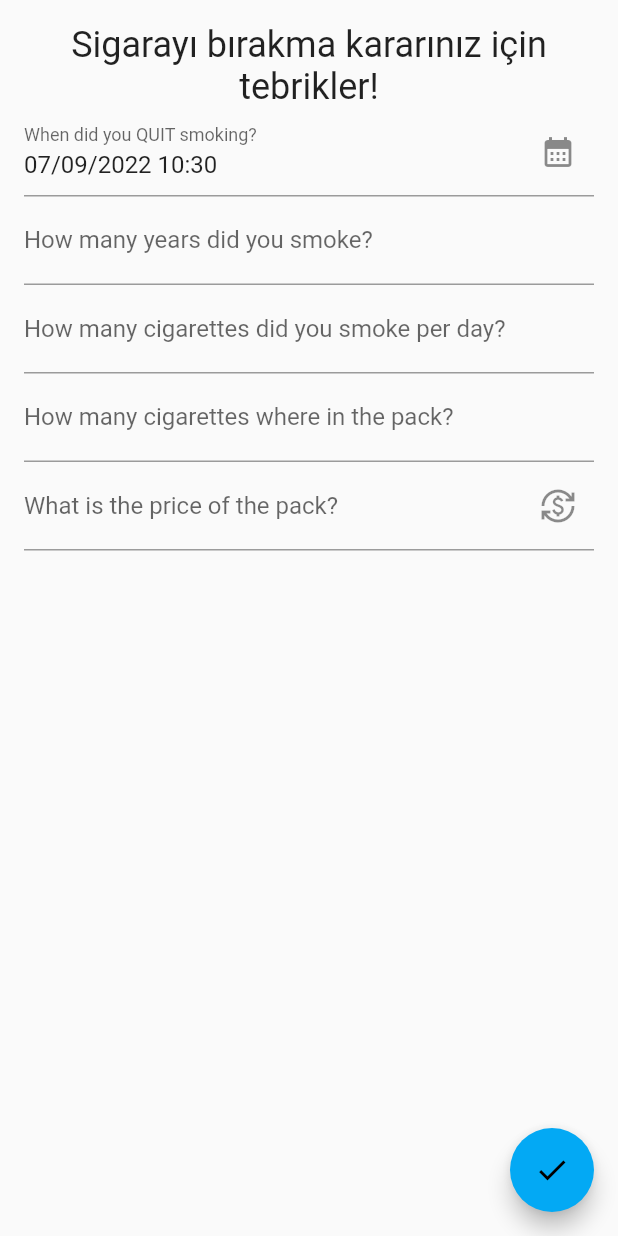
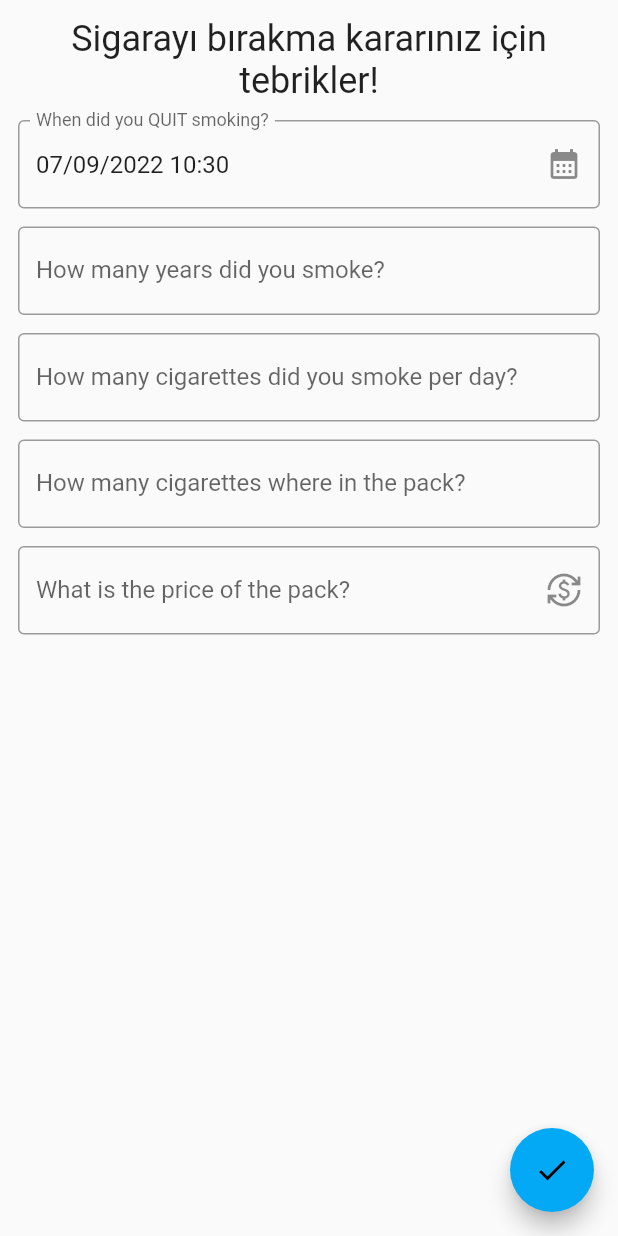
Before and after one commit to musahinist/quit_smoking, a Flutter app: the screen it shows after launch, on a phone screen of 412 x 824 dp. Run offline on Flutter 3.47's test engine with Material 2 defaults, Android fonts, the phone set to English and light mode, and no system bars; our stand-ins replace camera, flutter_riverpod, riverpod; missing offline and left inert: currency_picker, photo_manager.

Commit message:
sort import

```diff
--- /dev/null
+++ b/lib/core/utils/currency.dart
@@ -0,0 +1,7 @@
+import 'package:intl/intl.dart';
+import 'dart:io';
+
+String getCurrency() {
+  var format = NumberFormat.simpleCurrency(locale: Platform.localeName);
+  return format.currencySymbol;
+}
--- a/lib/core/widget/ui/form/date_form_field.dart
+++ b/lib/core/widget/ui/form/date_form_field.dart
@@ -49,6 +49,7 @@ class _DateFormFieldState extends State<DateFormField> {
       decoration: InputDecoration(
         label: Text(widget.label),
         hintText: "MM/dd/yyyy HH:mm",
+        border: const OutlineInputBorder(),
         suffixIcon: IconButton(
           icon: const Icon(Icons.calendar_month),
           onPressed: () async {
--- a/lib/view/gift/gift_page.dart
+++ b/lib/view/gift/gift_page.dart
@@ -1,6 +1,6 @@
 import 'package:flutter/material.dart';
 import 'package:flutter_riverpod/flutter_riverpod.dart';
-import 'package:quit_smoking/model/user/save_up.dart';
+import '../../model/user/save_up.dart';
 import '../../core/widget/util/show_overlay.dart';
 
 import '../../model/stopwatch.dart';
--- a/lib/view/home/home_page.dart
+++ b/lib/view/home/home_page.dart
@@ -1,6 +1,6 @@
 import 'package:flutter/material.dart';
 import 'package:flutter_riverpod/flutter_riverpod.dart';
-import 'package:quit_smoking/view/mood/mood.page.dart';
+import '../mood/mood.page.dart';
 
 import '../../model/user_view_model.dart';
 import '../more/more_page.dart';
--- a/lib/view/home/stopwatch_timer.dart
+++ b/lib/view/home/stopwatch_timer.dart
@@ -1,6 +1,6 @@
-import 'dart:math' as math;
 import 'package:flutter/material.dart';
 import 'package:flutter_riverpod/flutter_riverpod.dart';
+
 import '../../model/stopwatch.dart';
 
 class StopWatchTimer extends ConsumerWidget {
--- a/lib/view/setup/setup_page.dart
+++ b/lib/view/setup/setup_page.dart
@@ -1,68 +1,85 @@
+import 'dart:io';
+
+import 'package:currency_picker/currency_picker.dart';
 import 'package:flutter/material.dart';
 import 'package:flutter/services.dart';
 import 'package:flutter_riverpod/flutter_riverpod.dart';
+import 'package:intl/intl.dart';
 
 import '../../core/widget/ui/form/date_form_field.dart';
-import 'package:currency_picker/currency_picker.dart';
-
 import '../../model/user/user.dart';
 import '../../model/user_view_model.dart';
 
 class SetupPage extends ConsumerWidget {
   const SetupPage({Key? key}) : super(key: key);
+  String getCurrency() {
+    var format = NumberFormat.simpleCurrency(locale: Platform.localeName);
+    return format.currencySymbol;
+  }
 
   @override
   Widget build(BuildContext context, WidgetRef ref) {
     User user = ref.watch(userProvider);
 
     return Scaffold(
-      body: ListView(
-        padding: const EdgeInsets.all(16),
+      body: SingleChildScrollView(
+        child: Padding(
+          padding: const EdgeInsets.all(12),
+          child: Form(
+            child: Column(
               children: [
                 Text(
                   "Sigarayı bırakma kararınız için tebrikler!",
                   textAlign: TextAlign.center,
                   style: Theme.of(context).textTheme.headline5,
                 ),
+                const SizedBox(height: 12),
                 DateFormField(
                     label: 'When did you QUIT smoking?',
                     onChanged: (value) {
                       ref.read(userProvider.notifier).updateUser(
                           user.copyWith(quitDate: value.toIso8601String()));
                     }),
+                const SizedBox(height: 12),
                 TextFormField(
                   keyboardType: TextInputType.number,
                   inputFormatters: [FilteringTextInputFormatter.digitsOnly],
                   decoration: const InputDecoration(
                     label: Text('How many years did you smoke?'),
+                    border: OutlineInputBorder(),
                   ),
                   onChanged: (value) {
                     ref.read(userProvider.notifier).updateUser(
                         user.copyWith(smokingYears: int.tryParse(value) ?? 0));
                   },
                 ),
+                const SizedBox(height: 12),
                 TextFormField(
                   keyboardType: TextInputType.number,
                   inputFormatters: [FilteringTextInputFormatter.digitsOnly],
                   decoration: const InputDecoration(
                     label: Text('How many cigarettes did you smoke per day?'),
+                    border: OutlineInputBorder(),
                   ),
                   onChanged: (value) {
-              ref.read(userProvider.notifier).updateUser(
-                  user.copyWith(dailyCigaretteCount: int.tryParse(value) ?? 0));
+                    ref.read(userProvider.notifier).updateUser(user.copyWith(
+                        dailyCigaretteCount: int.tryParse(value) ?? 0));
                   },
                 ),
+                const SizedBox(height: 12),
                 TextFormField(
                   keyboardType: TextInputType.number,
                   inputFormatters: [FilteringTextInputFormatter.digitsOnly],
                   decoration: const InputDecoration(
                     label: Text('How many cigarettes where in the pack?'),
+                    border: OutlineInputBorder(),
                   ),
                   onChanged: (value) {
                     ref.read(userProvider.notifier).updateUser(user.copyWith(
                         cigaretteAmountInPack: int.tryParse(value) ?? 0));
                   },
                 ),
+                const SizedBox(height: 12),
                 TextFormField(
                   keyboardType: const TextInputType.numberWithOptions(
                     decimal: true,
@@ -73,7 +90,8 @@ class SetupPage extends ConsumerWidget {
                   ],
                   decoration: InputDecoration(
                     label: const Text('What is the price of the pack?'),
-              prefix: Text(user.currency ?? '\$'),
+                    prefix: Text(user.currency ?? getCurrency()),
+                    border: const OutlineInputBorder(),
                     suffixIcon: IconButton(
                         onPressed: () {
                           showCurrencyPicker(
@@ -91,11 +109,14 @@ class SetupPage extends ConsumerWidget {
                         icon: const Icon(Icons.currency_exchange_outlined)),
                   ),
                   onChanged: (value) {
-              ref.read(userProvider.notifier).updateUser(
-                  user.copyWith(cigarettePrice: int.tryParse(value) ?? 0));
+                    ref.read(userProvider.notifier).updateUser(user.copyWith(
+                        cigarettePrice: int.tryParse(value) ?? 0));
                   },
                 ),
               ],
+            ),
+          ),
+        ),
       ),
       floatingActionButton: FloatingActionButton(
         child: const Icon(Icons.check),
```
Lines whose indentation alone changed are shown as unchanged.
